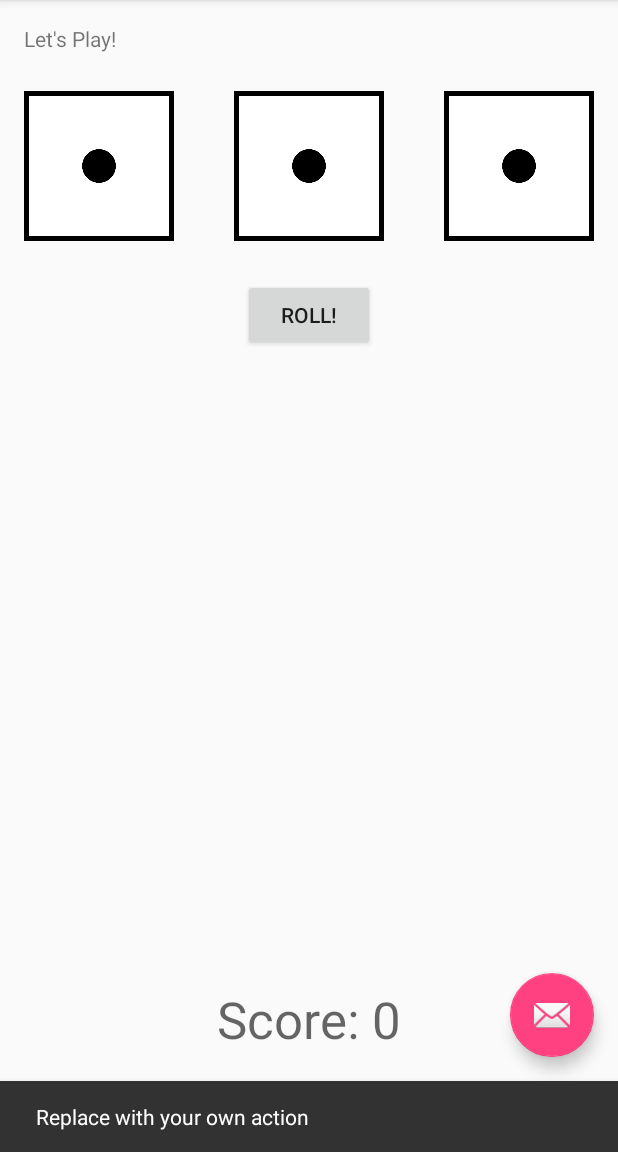
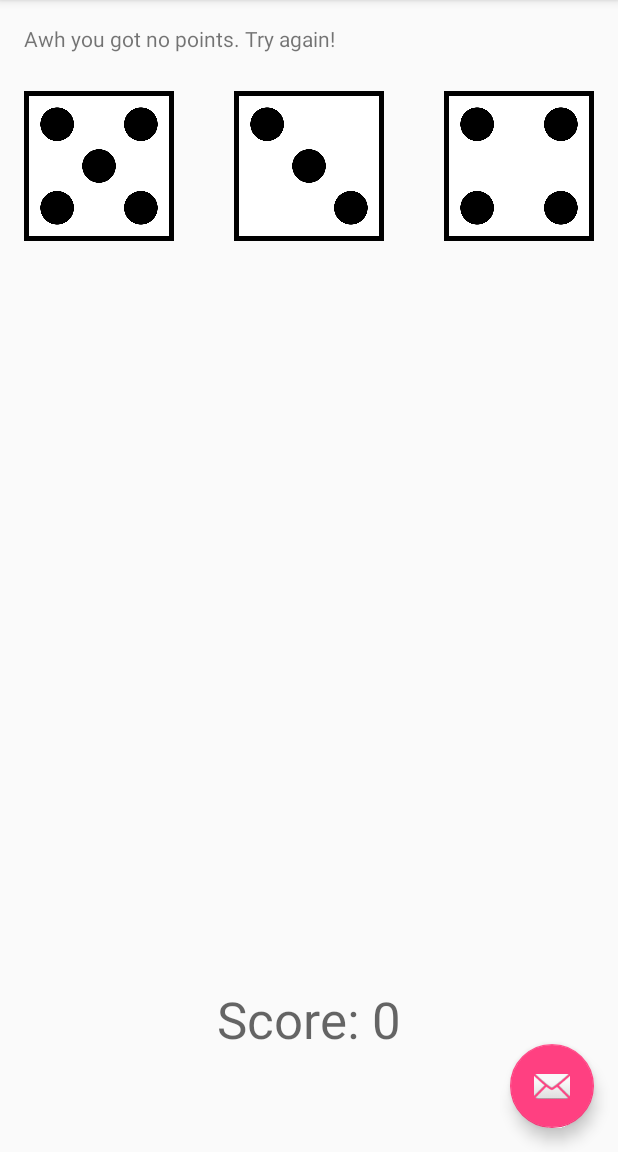
Before and after one commit to kokaza/RelearnAndroidBasics, an Android app: the screen it shows after launch (MainActivity), after a tap on an icon or button, on a phone screen of 412 x 824 dp, the part 84-1236 px from its top. Run offline under Robolectric (Android 15) with nearby library versions, the phone set to English and light mode, and no system bars.

Commit message:
Removed the Roll button and added the rollIDice functionality to the floating action button that is in the bottom right corner

```diff
--- a/DiceOut/app/src/main/java/com/example/diceout/MainActivity.java
+++ b/DiceOut/app/src/main/java/com/example/diceout/MainActivity.java
@@ -27,8 +27,7 @@ public class MainActivity extends AppCompatActivity {
     TextView rollResult;
     TextView scoreText;
 
-    //Field to hold the roll button
-    Button rollButton;
+
 
     //Field to hold the score
     int score;
@@ -58,8 +57,7 @@ public class MainActivity extends AppCompatActivity {
         fab.setOnClickListener(new View.OnClickListener() {
             @Override
             public void onClick(View view) {
-                Snackbar.make(view, "Replace with your own action", Snackbar.LENGTH_LONG)
-                        .setAction("Action", null).show();
+                rollDice(view);
             }
         });
 
@@ -69,7 +67,6 @@ public class MainActivity extends AppCompatActivity {
 
         //link the java to the XML for widgets
         rollResult = (TextView) findViewById(R.id.rollResult);
-        rollButton = (Button) findViewById(R.id.rollButton);
         scoreText = (TextView) findViewById(R.id.scoreText);
         //initialize the random number generator
         rand = new Random();
--- a/DiceOut/app/src/main/res/layout/content_main.xml
+++ b/DiceOut/app/src/main/res/layout/content_main.xml
@@ -19,15 +19,6 @@
         android:layout_height="wrap_content"
         android:text="Let's Play!" />
 
-    <Button
-        android:text="Roll!"
-        android:layout_width="wrap_content"
-        android:layout_height="wrap_content"
-        android:layout_below="@+id/die2Image"
-        android:id="@+id/rollButton"
-        android:layout_centerHorizontal="true"
-        android:onClick="rollDice"
-        android:layout_marginTop="25dp"/>
     <ImageView
         android:layout_width="100dp"
         android:layout_height="100dp"
```
